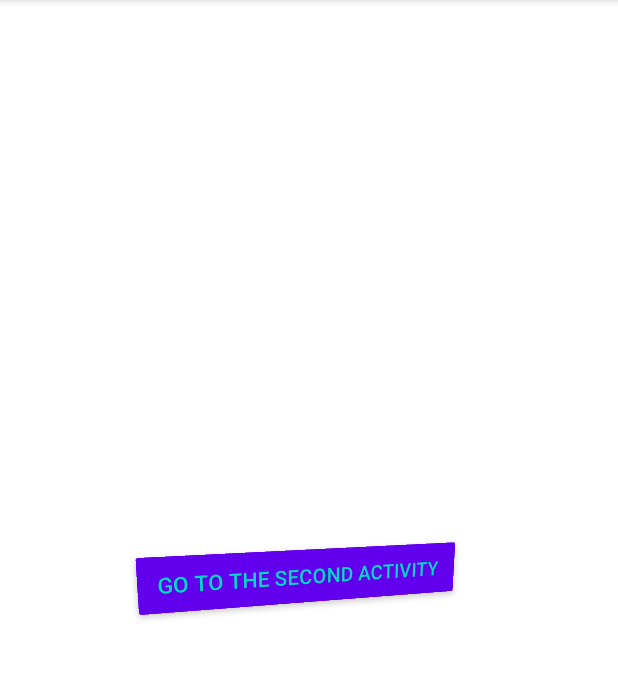
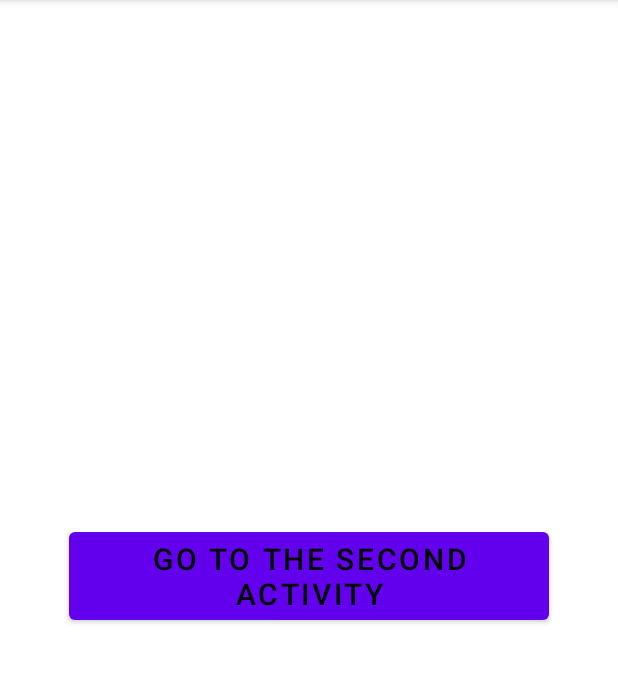
Before and after one commit to Spaceworm12/MyApplication, an Android app: the screen it shows after launch (MainActivity), on a phone screen of 412 x 824 dp, the part 84-767 px from its top. Run offline under Robolectric (Android 15) with nearby library versions, the phone set to English and light mode, and no system bars.

Commit message:
few little work

```diff
--- a/app/src/main/java/com/example/myapplication/SecondActivity.java
+++ b/app/src/main/java/com/example/myapplication/SecondActivity.java
@@ -2,6 +2,7 @@ package com.example.myapplication;
 
 import androidx.appcompat.app.AppCompatActivity;
 
+import android.app.Activity;
 import android.content.Intent;
 import android.os.Bundle;
 import android.view.View;
@@ -13,12 +14,9 @@ public class SecondActivity extends AppCompatActivity {
     protected void onCreate(Bundle savedInstanceState) {
         super.onCreate(savedInstanceState);
         setContentView(R.layout.activity_second);
-        LinearLayout linearLayout = new LinearLayout(this);
-        ImageView imageView = new ImageView(this);
-        imageView.setImageResource(R.drawable.ic_launcher_foreground);
     }
     public void onClick(View view) {
         Intent intent = new Intent(this, MainActivity.class);
-        startActivity(intent);
+        finish();
     }
 }
--- a/app/src/main/res/layout-v23/activity_main.xml
+++ /dev/null
@@ -1,25 +0,0 @@
-<?xml version="1.0" encoding="utf-8"?>
-<FrameLayout xmlns:android="http://schemas.android.com/apk/res/android"
-    xmlns:app="http://schemas.android.com/apk/res-auto"
-    android:layout_width="match_parent"
-    android:layout_height="match_parent"
-    android:rotationX="-12"
-    android:rotationY="17"
-    android:visibility="visible">
-
-    <Button
-        android:id="@+id/GoToTheNextScreenButton"
-        style="@android:style/Widget.Material.Button.Colored"
-        android:layout_width="wrap_content"
-        android:layout_height="wrap_content"
-        android:layout_gravity="center"
-        android:onClick="onClick"
-        android:text="GO TO THE SECOND ACTIVITY"
-        android:textColor="@color/teal_200"
-
-        app:layout_constraintBottom_toBottomOf="parent"
-        app:layout_constraintEnd_toEndOf="parent"
-        app:layout_constraintStart_toStartOf="parent"
-        app:layout_constraintTop_toBottomOf="@+id/button" />
-
-</FrameLayout>
--- a/app/src/main/res/layout/activity_main.xml
+++ b/app/src/main/res/layout/activity_main.xml
@@ -3,18 +3,17 @@
     xmlns:app="http://schemas.android.com/apk/res-auto"
     android:layout_width="match_parent"
     android:layout_height="match_parent"
-    android:rotationX="-12"
-    android:rotationY="17"
     android:visibility="visible">
 
-    <Button
+    <Button style = "@style/Viktor"
         android:id="@+id/GoToTheNextScreenButton"
         android:layout_width="wrap_content"
         android:layout_height="wrap_content"
         android:layout_gravity="center"
+        android:text="@string/to_second"
+        android:textColor="@color/black"
+        android:textSize="20sp"
         android:onClick="onClick"
-        android:text="GO TO THE SECOND ACTIVITY"
-        android:textColor="@color/teal_200"
 
         app:layout_constraintBottom_toBottomOf="parent"
         app:layout_constraintEnd_toEndOf="parent"
--- a/app/src/main/res/values/strings.xml
+++ b/app/src/main/res/values/strings.xml
@@ -1,3 +1,6 @@
 <resources>
     <string name="app_name">My Application</string>
+    <string name="image">ЗНАЧОК АНДРОИДА</string>
+    <string name="to_first">GO TO THE FIRST ACTIVITY</string>
+    <string name="to_second">GO TO THE SECOND ACTIVITY</string>
 </resources>
--- /dev/null
+++ b/app/src/main/res/values/styles.xml
@@ -0,0 +1,12 @@
+<?xml version="1.0" encoding="utf-8"?>
+<resources>
+
+    <style name="Viktor">
+    android:id="@+id/backToTheFirstScreen"
+    android:layout_width="wrap_content"
+    android:layout_height="74dp"
+    android:text="@string/to_first"
+    android:textColor="@color/black"
+    android:textSize="20sp"
+    </style>
+</resources>
```
Also changed, not shown: app/src/main/res/layout/activity_second.xml (+13 -9 lines).
